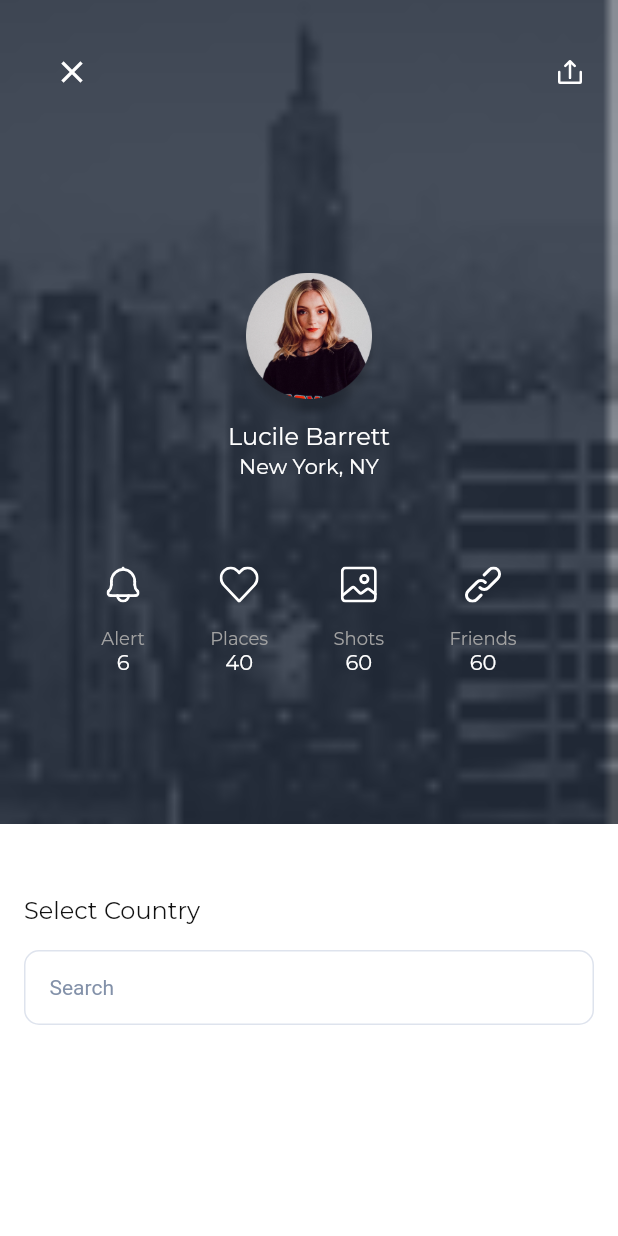
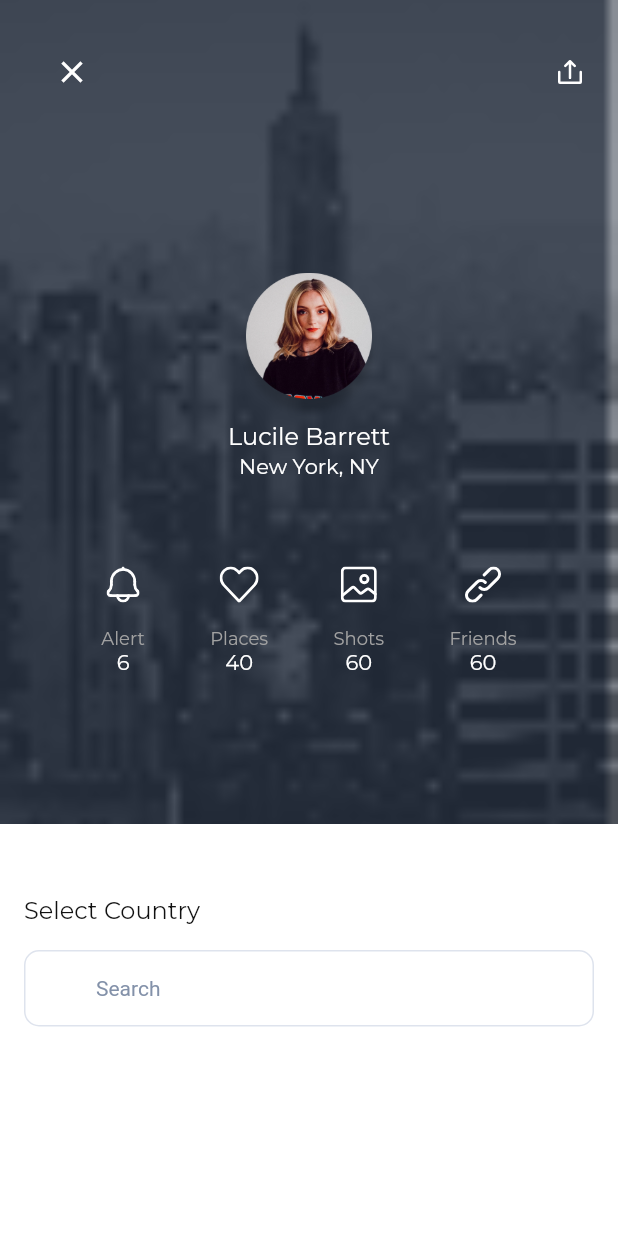
Before and after one commit to KafiulIslam/test_app_india, a Flutter app: the screen it shows after launch, on a phone screen of 412 x 824 dp. Run offline on Flutter 3.47's test engine with Material 2 defaults, Android fonts, the phone set to English and light mode, and no system bars; our stand-ins replace cached_network_image, dio, flutter_form_builder, flutter_svg, get, google_fonts; missing offline and left inert: form_builder_extra_fields, textfield_search.

Commit message:
filter need to implement

```diff
--- a/lib/controller/common/common_widgets.dart
+++ b/lib/controller/common/common_widgets.dart
@@ -4,8 +4,9 @@ import '../constant/color.dart';
 
 final outlineBorder = OutlineInputBorder(
   borderRadius: BorderRadius.circular(10.0),
-  borderSide: const BorderSide(color: deepAssTextColor),
+  borderSide: const BorderSide(color: borderColor),
 );
+
 
 const primaryVerticalSpacer = SizedBox(height: 16,);
 const primaryHorizontalSpacer = SizedBox(width: 16,);
--- a/lib/controller/state/country_state.dart
+++ b/lib/controller/state/country_state.dart
@@ -1,6 +1,10 @@
 import 'package:get/get.dart';
+import 'package:test_app/model/country_model.dart';
 
 class CountryState extends GetxController{
+
+  RxList<CountryModel> countryListDrop = (List<CountryModel>.of([])).obs;
+  // List<CountryModel> countryListDrop = [].obs;
   String _countryName = '';
   String get selectedCountry => _countryName;
 
@@ -19,4 +23,15 @@ class CountryState extends GetxController{
     update();
   }
 
+  bool _isNotPulled = true;
+  bool get isNotPulled => _isNotPulled;
+
+  void changePullStatus (){
+    _isNotPulled = !_isNotPulled;
+    var index = 0;
+    if (!_isNotPulled) {index = 1;}
+    update();
+    print('pull value is $_isNotPulled');
+  }
+
 }
--- /dev/null
+++ b/lib/model/country_model.dart
@@ -0,0 +1,4 @@
+class CountryModel {
+  final String name, flag, phone;
+  CountryModel(this.name, this.flag, this.phone);
+}
--- a/lib/view/onboard/onboard.dart
+++ b/lib/view/onboard/onboard.dart
@@ -22,14 +22,6 @@ class OnBoard extends StatefulWidget {
 class _OnBoardState extends State<OnBoard> {
 
   final CountryState _countryState = Get.put(CountryState());
-  final _formKey = GlobalKey<FormBuilderState>();
-  late bool _isLoading = false;
-
-  @override
-  void initState() {
-    //loadAllCountry();
-    super.initState();
-  }
 
   @override
   Widget build(BuildContext context) {
@@ -122,39 +114,8 @@ class _OnBoardState extends State<OnBoard> {
                         style: sixteenBlack,
                       ),
                       primaryVerticalSpacer,
-                      _countryState.selectedCountry == '' ? _nullField(context) : _countryField(context)
-                      // FormBuilder(
-                      //   key: _formKey,
-                      //   enabled: !_isLoading,
-                      //   autovalidateMode: AutovalidateMode.disabled,
-                      //   onChanged: () {
-                      //     _formKey.currentState!.save();
-                      //   },
-                      //   child: FormBuilderSearchableDropdown<String>(
-                      //     popupProps: const PopupProps.menu(showSearchBox: true),
-                      //     dropdownSearchDecoration: InputDecoration(
-                      //        hintText: 'Search',
-                      //       hintStyle: fourteenAss,
-                      //     ),
-                      //     name: 'country_list',
-                      //     filterFn: (country, filter) =>
-                      //         country.toLowerCase().contains(filter.toLowerCase()),
-                      //     decoration: InputDecoration(
-                      //       filled: true,
-                      //       fillColor: white,
-                      //       contentPadding: const EdgeInsets.all(16),
-                      //        hintText: 'Search',
-                      //        hintStyle: fourteenDeepAss,
-                      //       focusedBorder: outlineBorder,
-                      //       enabledBorder: outlineBorder,
-                      //       focusColor: Colors.blue,
-                      //     ),
-                      //     validator: FormBuilderValidators.compose(
-                      //         [FormBuilderValidators.required()]),
-                      //     items: _countryListDrop,
-                      //     valueTransformer: (val) => val,
-                      //   ),
-                      // ),
+                   //   _countryState.selectedCountry == '' ? _nullField(context) : _countryField(context)
+                    _inputField(context),
                     ],
                   ),
                 ),
@@ -187,32 +148,37 @@ class _OnBoardState extends State<OnBoard> {
     );
   }
 
-  Widget _nullField(BuildContext context) {
-    return  GestureDetector(
+  Widget _inputField(BuildContext context) {
+    return TextFormField(
       onTap: (){
-Get.to(()=>const CountryPicker());
+        Get.to(()=> const CountryPicker());
       },
-      child: Container(
-          width: double.infinity,
-          decoration: BoxDecoration(
+     initialValue: _countryState.selectedCountry,
+      readOnly:  true,
+      decoration: InputDecoration(
+        filled: true,
+        fillColor: trans,
+        contentPadding: const EdgeInsets.all(16.0),
+        hintText: 'Search',
+        hintStyle: fourteenDeepAss,
+        prefixIcon: _countryState.selectedCountry == '' ? SizedBox.shrink() : CountryFlag(flagUrl: _countryState.imageUrl),
+        suffixIcon: _countryState.selectedCountry == '' ? SizedBox.shrink() : TextButton(
+            onPressed: () {
+              Get.to(()=> const CountryPicker());
+            },
+            child: Text(
+              'Edit',
+              style: sixteenBlack,
+            )),
+        focusedBorder: OutlineInputBorder(
           borderRadius: BorderRadius.circular(10.0),
-              border: Border.all(
-                  color:  borderColor)),
-
-          child: Padding(
-            padding: const EdgeInsets.all(16.0),
-            child: Row(
-              children: const [
-                Text(
-                  'Search',
-                  style: fourteenDeepAss,
+          borderSide: BorderSide(color: _countryState.selectedCountry == '' ? borderColor : trans),
         ),
-                Text(
-                  '',
+        enabledBorder: OutlineInputBorder(
+          borderRadius: BorderRadius.circular(10.0),
+          borderSide: BorderSide(color: _countryState.selectedCountry == '' ? borderColor : trans),
         ),
-              ],
-            ),
-          )
+        focusColor: Colors.blue,
       ),
     );
   }
@@ -227,14 +193,14 @@ Get.to(()=>const CountryPicker());
             children: [
               CountryFlag(flagUrl: _countryState.imageUrl),
               primaryHorizontalSpacer,
-              RichText(
+             Container(width: MediaQuery.of(context).size.width / 1.8,child:  RichText(
                text: TextSpan(
                  children: <TextSpan>[
                    TextSpan(text:  _countryState.selectedCountry, style: sixteenBlack),
                    TextSpan(text: ' (${_countryState.phoneCode})',style: sixteenDeepAss),
                  ],
                ),
-              )
+             ),)
             ],
           ),
           TextButton(
```
Also changed, not shown: lib/view/country_picker/country_picker.dart (+52 -29 lines), lib/view/trial.dart (added, +139 -0 lines). Lines whose indentation alone changed are shown as unchanged.
